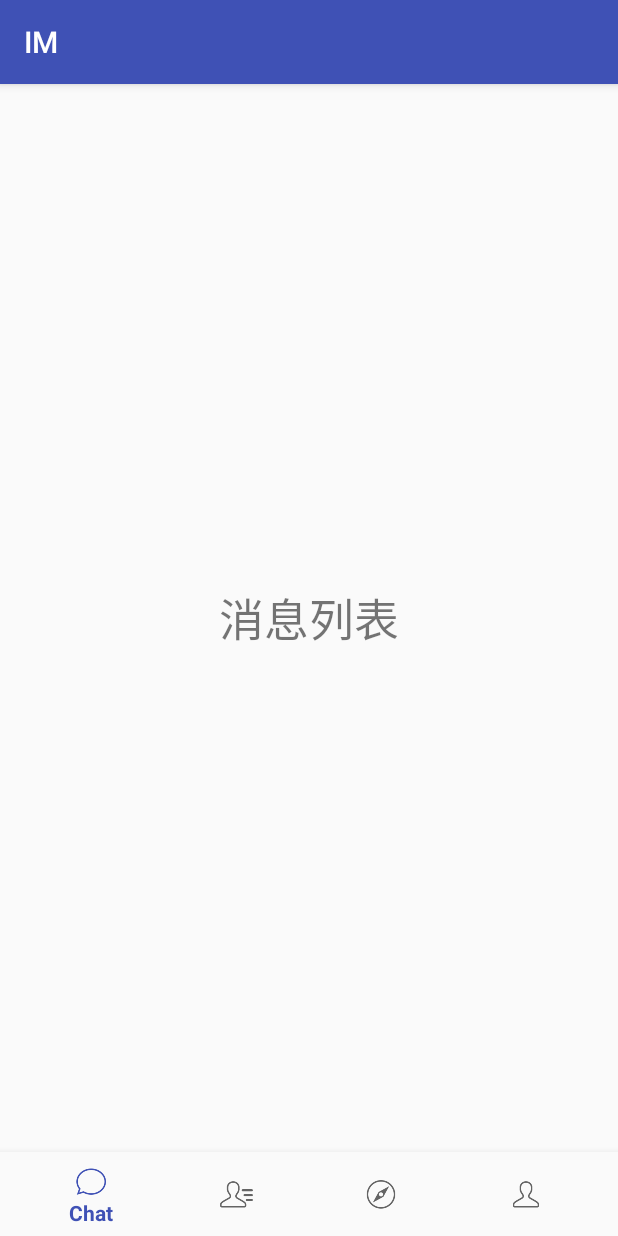
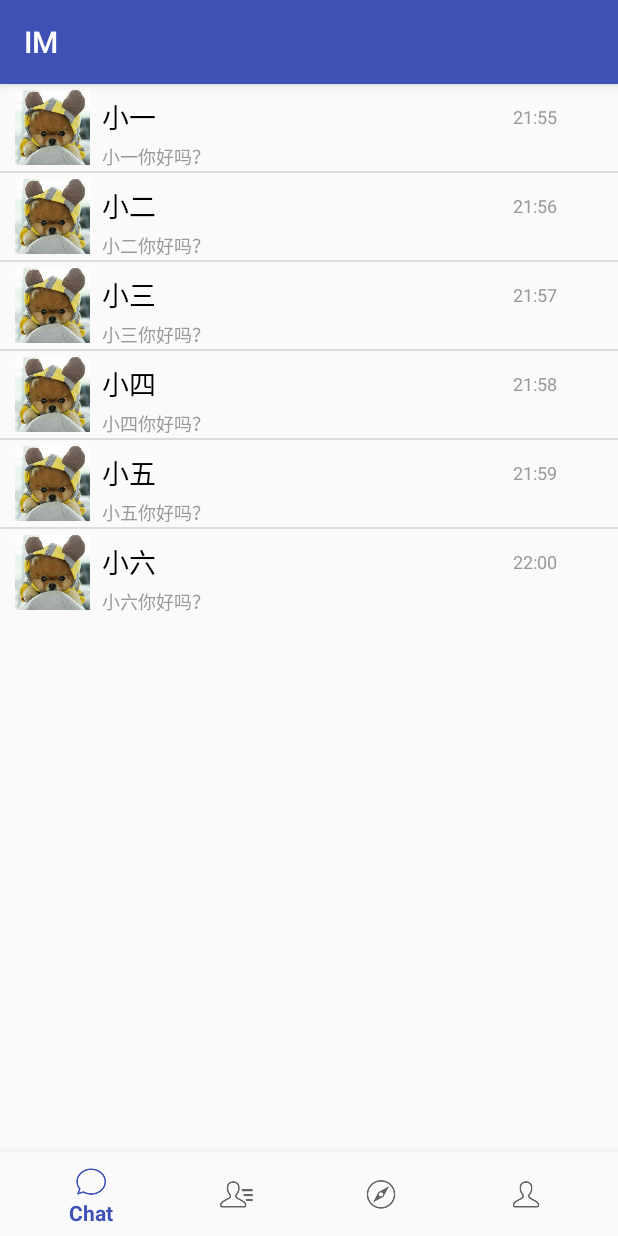
Before and after one commit to WisperDin/IM_Android, an Android app: the MsgFragment screen opened directly, with no data from a screen before it, on a phone screen of 412 x 824 dp. Run offline under Robolectric (Android 15) with nearby library versions, the phone set to English and light mode, and no system bars.

Commit message:
添加了消息列表fragment 完成所有fragment的加入

```diff
--- a/app/src/main/java/com/cst/im/UI/main/MainActivity.java
+++ b/app/src/main/java/com/cst/im/UI/main/MainActivity.java
@@ -8,10 +8,10 @@ import android.support.v7.app.AppCompatActivity;
 import android.view.MenuItem;
 
 import com.cst.im.R;
-import com.cst.im.UI.main.chat.MsgFragment;
 import com.cst.im.UI.main.discovery.DiscoveryFragment;
 import com.cst.im.UI.main.friend.FriendViewFragment;
 import com.cst.im.UI.main.me.SettingFragment;
+import com.cst.im.UI.main.msg.MsgFragment;
 
 public class MainActivity extends AppCompatActivity {
 
@@ -22,7 +22,7 @@ public class MainActivity extends AppCompatActivity {
         public boolean onNavigationItemSelected(@NonNull MenuItem item) {
 
             FragmentTransaction transaction = getSupportFragmentManager().beginTransaction();
-
+            //导航栏切换的Fragment切换 相当于Mux
             switch (item.getItemId()) {
                 case R.id.navigation_chat:
                     transaction.replace(R.id.content, new MsgFragment()).commit();
--- a/app/src/main/java/com/cst/im/UI/main/chat/MsgFragment.java
+++ /dev/null
@@ -1,27 +0,0 @@
-package com.cst.im.UI.main.chat;
-
-import android.os.Bundle;
-import android.support.annotation.Nullable;
-import android.support.v4.app.Fragment;
-import android.view.LayoutInflater;
-import android.view.View;
-import android.view.ViewGroup;
-
-import com.cst.im.R;
-
-/**
- * Created by PolluxLee on 2017/4/25.
- */
-
-public class MsgFragment extends Fragment {
-
-
-    @Nullable
-    @Override
-    public View onCreateView(LayoutInflater inflater, @Nullable ViewGroup container, @Nullable Bundle savedInstanceState) {
-
-        View view = inflater.inflate(R.layout.fragment_msg, container, false);
-
-        return view;
-    }
-}
--- /dev/null
+++ b/app/src/main/java/com/cst/im/UI/main/msg/ChatItem.java
@@ -0,0 +1,44 @@
+package com.cst.im.UI.main.msg;
+
+/**
+ * Created by jijinping on 2017/4/24.
+ */
+//消息列表的每一行
+public class ChatItem {
+    private int Icon;   //图标
+    private String LastTime;   //发送最后一条消息的时间
+    private String Name;    //好友昵称
+    private String LastMsg;   //用于显示最新的一条消息
+    //初始化所有数据
+    public ChatItem(int icon,String lastTime,String name,String lastMsg)
+    {
+        Icon=icon;
+        LastTime=lastTime;
+        Name=name;
+        LastMsg=lastMsg;
+    }
+    public int getIcon() {
+        return Icon;
+    }
+    public void setIcon(int icon) {
+        Icon = icon;
+    }
+    public String getLastTime() {
+        return LastTime;
+    }
+    public void setLastTime(String lastTime) {
+        LastTime = lastTime;
+    }
+    public String getName() {
+        return Name;
+    }
+    public void setName(String name) {
+        Name = name;
+    }
+    public String getLastMsg() {
+        return LastMsg;
+    }
+    public void setLastMsg(String lastMsg) {
+        LastMsg = lastMsg;
+    }
+}
--- /dev/null
+++ b/app/src/main/java/com/cst/im/UI/main/msg/MsgFragment.java
@@ -0,0 +1,44 @@
+package com.cst.im.UI.main.msg;
+
+import android.content.Context;
+import android.os.Bundle;
+import android.support.annotation.Nullable;
+import android.support.v4.app.Fragment;
+import android.view.LayoutInflater;
+import android.view.View;
+import android.view.ViewGroup;
+import android.widget.ListView;
+
+import com.cst.im.R;
+
+import java.util.LinkedList;
+
+public class MsgFragment extends Fragment {
+
+
+    private Context context;
+    //存放消息列表信息的数据
+    private LinkedList<ChatItem> chatItems=null;
+    private MyAdapter myAdapter=null;
+    //消息列表
+    private ListView chat_list;
+
+    @Nullable
+    @Override
+    public View onCreateView(LayoutInflater inflater, @Nullable ViewGroup container, @Nullable Bundle savedInstanceState) {
+        View view = inflater.inflate(R.layout.fragment_msg, container, false);
+        chatItems=new LinkedList<ChatItem>();
+        chat_list=(ListView)view.findViewById(R.id.chat_list);
+        chatItems.add(new ChatItem(R.drawable.msg_icon,"21:55","小一","小一你好吗？"));
+        chatItems.add(new ChatItem(R.drawable.msg_icon,"21:56","小二","小二你好吗？"));
+        chatItems.add(new ChatItem(R.drawable.msg_icon,"21:57","小三","小三你好吗？"));
+        chatItems.add(new ChatItem(R.drawable.msg_icon,"21:58","小四","小四你好吗？"));
+        chatItems.add(new ChatItem(R.drawable.msg_icon,"21:59","小五","小五你好吗？"));
+        chatItems.add(new ChatItem(R.drawable.msg_icon,"22:00","小六","小六你好吗？"));
+
+        myAdapter=new MyAdapter(chatItems,getActivity());
+        chat_list.setAdapter(myAdapter);
+        return view;
+    }
+
+}
--- /dev/null
+++ b/app/src/main/java/com/cst/im/UI/main/msg/MyAdapter.java
@@ -0,0 +1,63 @@
+package com.cst.im.UI.main.msg;
+
+import android.content.Context;
+import android.view.LayoutInflater;
+import android.view.View;
+import android.view.ViewGroup;
+import android.widget.BaseAdapter;
+import android.widget.ImageView;
+import android.widget.TextView;
+
+import com.cst.im.R;
+
+import java.util.LinkedList;
+
+/**
+ * Created by jijinping on 2017/4/24.
+ */
+
+//自定义BaseAdapter,绑定数据
+public class MyAdapter extends BaseAdapter{
+
+    //多个ChatItem对象，用于存放消息列表的数据
+    private LinkedList<ChatItem> chatItems;
+    private Context context;
+    //初始化消息列表
+    public MyAdapter(LinkedList<ChatItem> chatItems,Context context)
+    {
+        this.chatItems=chatItems;
+        this.context=context;
+    }
+    @Override
+    public int getCount() {
+        return chatItems.size();
+    }
+
+    @Override
+    public Object getItem(int i) {
+        return null;
+    }
+
+    @Override
+    public long getItemId(int i) {
+        return i;
+    }
+    //找到一行消息的的各个组件，分别为图标、昵称、最新消息、发送时间
+    public void setChatItem(int i,View view,int img_id,int name_id,int msg_id,int time_id)
+    {
+        ImageView img=(ImageView) view.findViewById(img_id);
+        TextView t_name=(TextView) view.findViewById(name_id);
+        TextView t_msg=(TextView) view.findViewById(msg_id);
+        TextView t_time=(TextView) view.findViewById(time_id);
+        img.setBackgroundResource(chatItems.get(i).getIcon());
+        t_name.setText(chatItems.get(i).getName());
+        t_msg.setText(chatItems.get(i).getLastMsg());
+        t_time.setText(chatItems.get(i).getLastTime());
+    }
+    @Override
+    public View getView(int i, View view, ViewGroup viewGroup) {
+        view= LayoutInflater.from(this.context).inflate(R.layout.msg_item,viewGroup,false);
+        setChatItem(i,view,R.id.item_icon,R.id.item_name,R.id.item_msg,R.id.item_time);
+        return view;
+    }
+}
--- a/app/src/main/res/layout/fragment_msg.xml
+++ b/app/src/main/res/layout/fragment_msg.xml
@@ -2,15 +2,12 @@
 <LinearLayout xmlns:android="http://schemas.android.com/apk/res/android"
     android:layout_width="match_parent"
     android:layout_height="match_parent"
-    android:gravity="center"
     android:orientation="vertical">
 
-    <TextView
-        android:id="@+id/fragment_text_msglist"
-        android:layout_width="wrap_content"
-        android:layout_height="wrap_content"
-        android:layout_gravity="center"
-        android:text="消息列表"
-        android:textSize="30sp" />
+    <ListView
+        android:id="@+id/chat_list"
+        android:layout_width="match_parent"
+        android:layout_height="wrap_content">
+    </ListView>
 
 </LinearLayout>
--- /dev/null
+++ b/app/src/main/res/layout/msg_item.xml
@@ -0,0 +1,52 @@
+<?xml version="1.0" encoding="utf-8"?>
+<LinearLayout xmlns:android="http://schemas.android.com/apk/res/android"
+    android:orientation="horizontal" android:layout_width="match_parent"
+    android:layout_height="match_parent" >
+    <ImageView
+        android:id="@+id/item_icon"
+        android:layout_width="50dp"
+        android:layout_height="50dp"
+        android:layout_marginLeft="10dp"
+        android:layout_marginTop="4dp"
+        android:layout_marginBottom="4dp"
+        android:src="@drawable/msg_icon"/>
+    <LinearLayout
+        android:layout_width="wrap_content"
+        android:layout_height="wrap_content"
+        android:orientation="vertical"
+        android:layout_marginTop="8dp"
+        android:paddingLeft="8dp">
+        <RelativeLayout
+            android:layout_width="match_parent"
+            android:layout_height="wrap_content"
+            android:orientation="horizontal">
+            <TextView
+                android:id="@+id/item_name"
+                android:layout_width="wrap_content"
+                android:layout_height="wrap_content"
+                android:textSize="18dp"
+                android:textColor="@color/Black"
+                android:text="小狗"/>
+
+            <TextView
+                android:id="@+id/item_time"
+                android:layout_width="70dp"
+                android:layout_height="wrap_content"
+                android:text="2017-4-24"
+                android:textColor="@color/Gray"
+                android:textSize="12dp"
+                android:layout_centerVertical="true"
+                android:layout_alignParentRight="true"
+                android:layout_alignParentEnd="true" />
+
+        </RelativeLayout>
+        <TextView
+            android:id="@+id/item_msg"
+            android:layout_width="match_parent"
+            android:layout_height="wrap_content"
+            android:layout_marginTop="4dp"
+            android:textSize="12dp"
+            android:textColor="@color/Gray"
+            android:text="你没事吧?大狗子..."/>
+    </LinearLayout>
+</LinearLayout>
--- a/app/src/main/res/values/colors.xml
+++ b/app/src/main/res/values/colors.xml
@@ -13,4 +13,8 @@
     <color name="colorLoginByMessage">#703F51B5</color>
     <color name="colorLoginByMessagePress">#c03F51B5</color>
 
+    <!--forMsgList-->
+    <color name="Black">#000000</color>
+    <color name="Gray">#999999</color>
+
 </resources>
```
Also changed, not shown: app/src/main/res/drawable/msg_icon.png (added).
